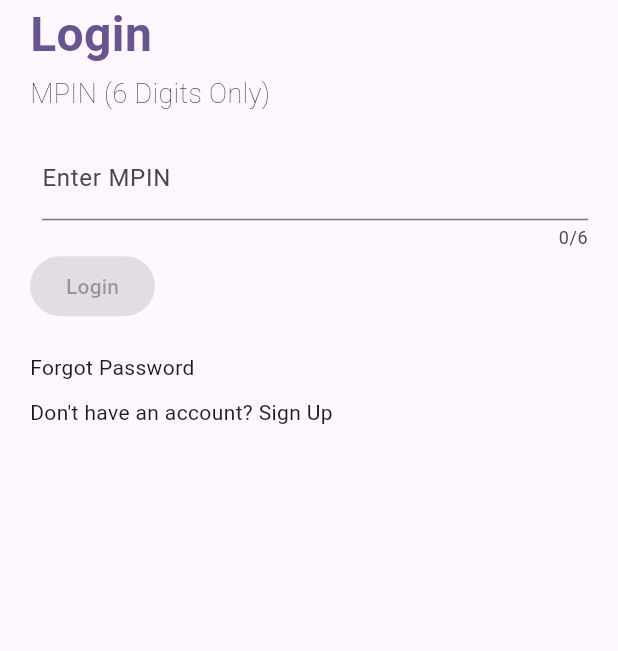
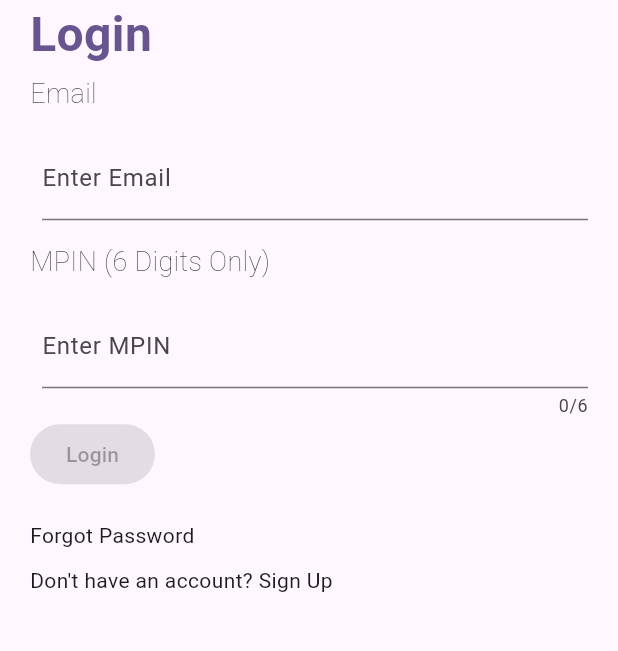
Before and after one commit to Hyakkimaru96/sitproject, a Flutter app: the LoginScreen screen opened directly, on a phone screen of 412 x 824 dp, the part 370-1021 px from its top. Run offline on Flutter 3.47's test engine with Material 3 defaults, Android fonts, the phone set to English and light mode, and no system bars; our stand-ins replace firebase_core, firebase_messaging, fluttertoast, image_picker, sqflite; accounts and stored records are empty.

Commit message:
Update login.dart

```diff
--- a/lib/Auth flow/login.dart
+++ b/lib/Auth flow/login.dart
@@ -13,31 +13,42 @@ class LoginScreen extends StatefulWidget {
 
 class _LoginScreenState extends State<LoginScreen> {
   final GlobalKey<FormState> _formKey = GlobalKey<FormState>();
-  TextEditingController _emailController = TextEditingController();
-  TextEditingController _forgotpasswordController = TextEditingController();
+  TextEditingController _loginEmailController = TextEditingController();
+  TextEditingController _mpinController = TextEditingController();
+  TextEditingController _forgotPasswordEmailController = TextEditingController();
 
   // Create a boolean variable to track whether all required fields are filled
-  bool areAllFieldsFilled = false;
+  bool areAllLoginFieldsFilled = false;
+  bool isForgotPasswordEmailFilled = false;
 
   @override
   void initState() {
     super.initState();
 
     // Add listeners to the text controllers for real-time validation
-    _emailController.addListener(updateButtonState);
+    _loginEmailController.addListener(updateLoginButtonState);
+    _mpinController.addListener(updateLoginButtonState);
+    _forgotPasswordEmailController.addListener(updateForgotPasswordButtonState);
   }
 
-  void updateButtonState() {
-    // Check if all required fields are filled
-    if (_emailController.text.isNotEmpty) {
+  void updateLoginButtonState() {
+    // Check if all required login fields are filled
+    if (_loginEmailController.text.isNotEmpty && _mpinController.text.isNotEmpty) {
       setState(() {
-        areAllFieldsFilled = true;
+        areAllLoginFieldsFilled = true;
       });
     } else {
       setState(() {
-        areAllFieldsFilled = false;
+        areAllLoginFieldsFilled = false;
       });
     }
+  }
+
+  void updateForgotPasswordButtonState() {
+    // Check if the forgot password email field is filled
+    setState(() {
+      isForgotPasswordEmailFilled = _forgotPasswordEmailController.text.isNotEmpty;
+    });
   }
 
   @override
@@ -53,8 +64,7 @@ class _LoginScreenState extends State<LoginScreen> {
             ),
             Container(
               alignment: Alignment.center,
-              child: Image.asset(
-                  'assets/images/ignition.jpg'), // Replace with actual logo path
+              child: Image.asset('assets/images/ignition.jpg'),
             ),
             Padding(
               padding: const EdgeInsets.fromLTRB(0, 0, 24, 04),
@@ -63,9 +73,26 @@ class _LoginScreenState extends State<LoginScreen> {
                 style: TextStyle(
                   fontSize: 32,
                   color: Theme.of(context).primaryColor,
-                    fontWeight: FontWeight.w600),
+                  fontWeight: FontWeight.w600,
                 ),
               ),
+            ),
+            Text(
+              'Email',
+              style: TextStyle(fontSize: 18.0, fontWeight: FontWeight.w200),
+            ),
+            SizedBox(height: 15.0),
+            Padding(
+              padding: const EdgeInsets.only(left: 8.0),
+              child: TextFormField(
+                decoration: InputDecoration(
+                  labelText: 'Enter Email',
+                ),
+                controller: _loginEmailController,
+                keyboardType: TextInputType.emailAddress,
+              ),
+            ),
+            SizedBox(height: 15.0),
             Text(
               'MPIN (6 Digits Only)',
               style: TextStyle(fontSize: 18.0, fontWeight: FontWeight.w200),
@@ -77,13 +104,13 @@ class _LoginScreenState extends State<LoginScreen> {
                 decoration: InputDecoration(
                   labelText: 'Enter MPIN',
                 ),
-                controller: _emailController,
+                controller: _mpinController,
                 maxLength: 6,
                 keyboardType: TextInputType.number,
               ),
             ),
             ElevatedButton(
-              onPressed: areAllFieldsFilled
+              onPressed: areAllLoginFieldsFilled
                   ? () async {
                       // Simulating a 1-second delay for login
                       await Future.delayed(Duration(seconds: 1));
@@ -105,7 +132,7 @@ class _LoginScreenState extends State<LoginScreen> {
                         // You can show an error message or perform other actions
                       }
                     }
-                  : null, // Disable the button if not all fields are filled
+                  : null, // Disable the button if not all login fields are filled
               child: Text('Login'),
             ),
             SizedBox(height: 20.0),
@@ -128,7 +155,7 @@ class _LoginScreenState extends State<LoginScreen> {
                   );
                 });
               },
-              child: Text('Don\'t have an account? Sign Up'),
+              child: Text("Don't have an account? Sign Up"),
             ),
           ],
         ),
@@ -145,10 +172,10 @@ class _LoginScreenState extends State<LoginScreen> {
           content: Form(
             key: _formKey,
             child: TextFormField(
-              controller: _forgotpasswordController,
+              controller: _forgotPasswordEmailController,
               decoration: InputDecoration(labelText: 'Enter Registered Email'),
               validator: (value) {
-                if (value!.isEmpty || !value!.contains('@')) {
+                if (value!.isEmpty || !value.contains('@')) {
                   return 'Please enter a valid email address';
                 }
                 return null;
@@ -163,14 +190,16 @@ class _LoginScreenState extends State<LoginScreen> {
               child: Text('Cancel'),
             ),
             ElevatedButton(
-              onPressed: () async {
+              onPressed: isForgotPasswordEmailFilled
+                  ? () async {
                       if (_formKey.currentState!.validate()) {
-                  String email = _forgotpasswordController.text;
+                        String email = _forgotPasswordEmailController.text;
                         await sendResetEmail(email);
                         Navigator.of(context).pop();
-                  _forgotpasswordController.clear();
+                        _forgotPasswordEmailController.clear();
                       }
-              },
+                    }
+                  : null,
               child: Text('Submit'),
             ),
           ],
@@ -198,11 +227,9 @@ class _LoginScreenState extends State<LoginScreen> {
       } else {
         print(
             'Error sending reset email: ${response.statusCode}, ${response.body}');
-        // Handle error (e.g., show an error message to the user)
       }
     } catch (e) {
       print('Error during HTTP request: $e');
-      // Handle error (e.g., show an error message to the user)
     }
   }
 }
@@ -214,6 +241,7 @@ class SetMasterpinScreen extends StatefulWidget {
 
 class _SetMasterpinScreenState extends State<SetMasterpinScreen> {
   final GlobalKey<FormState> _formKey = GlobalKey<FormState>();
+  TextEditingController _emailController = TextEditingController();
   TextEditingController _masterpinController = TextEditingController();
 
   // Create a boolean variable to track whether all required fields are filled
@@ -222,11 +250,12 @@ class _SetMasterpinScreenState extends State<SetMasterpinScreen> {
   @override
   void initState() {
     super.initState();
+    _emailController.addListener(updateButtonState);
     _masterpinController.addListener(updateButtonState);
   }
 
   void updateButtonState() {
-    if (_masterpinController.text.isNotEmpty) {
+    if (_emailController.text.isNotEmpty && _masterpinController.text.isNotEmpty) {
       setState(() {
         areAllFieldsFilled = true;
       });
@@ -251,7 +280,8 @@ class _SetMasterpinScreenState extends State<SetMasterpinScreen> {
             Container(
               alignment: Alignment.center,
               child: Image.asset(
-                  'assets/images/ignition.jpg'), // Replace with actual logo path
+                'assets/images/ignition.jpg',
+              ),
             ),
             Padding(
               padding: const EdgeInsets.fromLTRB(0, 0, 24, 04),
@@ -260,9 +290,29 @@ class _SetMasterpinScreenState extends State<SetMasterpinScreen> {
                 style: TextStyle(
                   fontSize: 32,
                   color: Theme.of(context).primaryColor,
-                    fontWeight: FontWeight.w600),
+                  fontWeight: FontWeight.w600,
                 ),
               ),
+            ),
+            Text(
+              'Email',
+              style: TextStyle(fontSize: 18.0, fontWeight: FontWeight.w200),
+            ),
+            SizedBox(height: 15.0),
+            Padding(
+              padding: const EdgeInsets.only(left: 8.0),
+              child: Form(
+                key: _formKey,
+                child: TextFormField(
+                  decoration: InputDecoration(
+                    labelText: 'Enter Email',
+                  ),
+                  controller: _emailController,
+                  keyboardType: TextInputType.emailAddress,
+                ),
+              ),
+            ),
+            SizedBox(height: 15.0),
             Text(
               'MPIN (6 Digits Only)',
               style: TextStyle(fontSize: 18.0, fontWeight: FontWeight.w200),
@@ -298,8 +348,7 @@ class _SetMasterpinScreenState extends State<SetMasterpinScreen> {
                       // Replace this with your actual logic for setting masterpin
 
                       // After setting masterpin, navigate to the dashboard screen
-                      String email =
-                          await getEmailFromLocal(); // Replace with your logic to get email from local
+                      String email = _emailController.text;
                       String mpin = _masterpinController.text;
                       await postMasterpin(email, mpin);
                       Navigator.pushReplacement(
```
Lines whose indentation alone changed are shown as unchanged.
